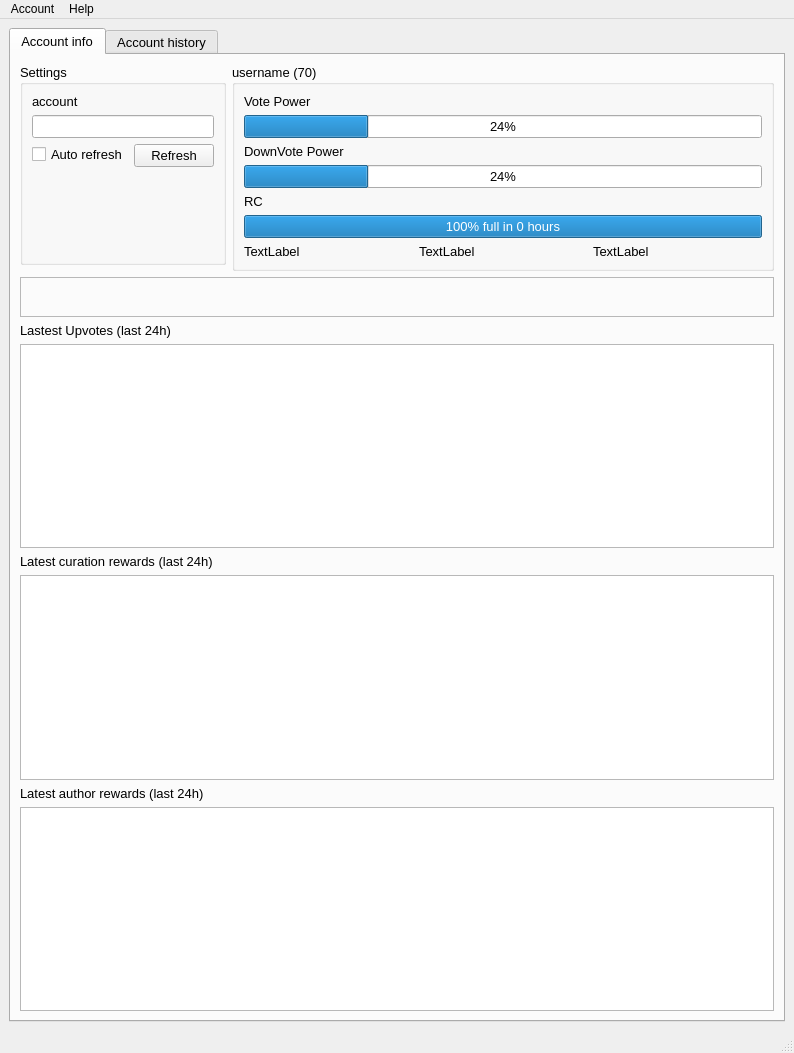
holgern/hivedesktop, file ui/mainwindow.ui: the form before one commit.
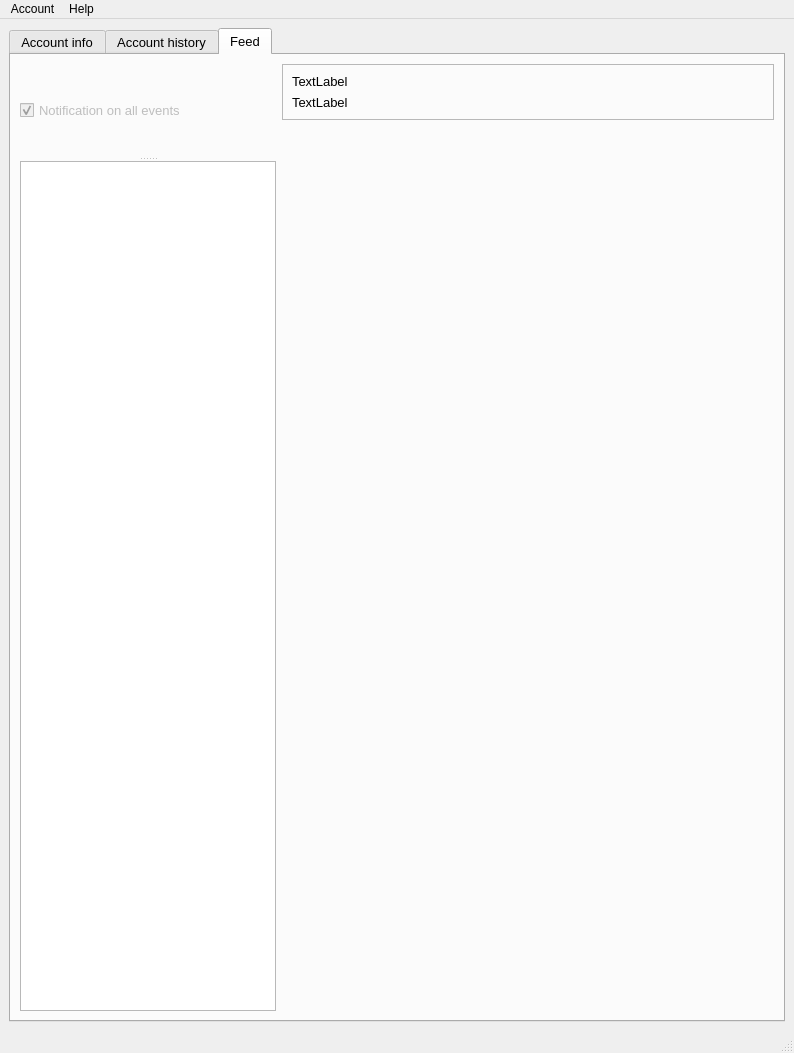
The form after the commit. The open tabs and pages were chosen to show the change. Custom widgets are drawn as their Qt base class.

```diff
--- a/ui/mainwindow.ui
+++ b/ui/mainwindow.ui
@@ -15,7 +15,7 @@
   </property>
   <widget class="QWidget" name="centralwidget">
    <layout class="QGridLayout" name="gridLayout">
-    <item row="0" column="1">
+    <item row="0" column="0">
      <widget class="QTabWidget" name="tabWidget">
       <property name="font">
        <font>
@@ -361,6 +361,86 @@
         </item>
        </layout>
       </widget>
+      <widget class="QWidget" name="tab_2">
+       <attribute name="title">
+        <string>Feed</string>
+       </attribute>
+       <layout class="QGridLayout" name="gridLayout_4">
+        <item row="0" column="0" rowspan="2">
+         <widget class="QSplitter" name="splitter">
+          <property name="orientation">
+           <enum>Qt::Vertical</enum>
+          </property>
+          <widget class="QCheckBox" name="feedNotificationCheckBox">
+           <property name="enabled">
+            <bool>false</bool>
+           </property>
+           <property name="text">
+            <string>Notification on all events</string>
+           </property>
+           <property name="checked">
+            <bool>true</bool>
+           </property>
+          </widget>
+          <widget class="QListWidget" name="feedListWidget"/>
+         </widget>
+        </item>
+        <item row="0" column="1">
+         <widget class="QFrame" name="frame_2">
+          <property name="sizePolicy">
+           <sizepolicy hsizetype="Expanding" vsizetype="Minimum">
+            <horstretch>0</horstretch>
+            <verstretch>0</verstretch>
+           </sizepolicy>
+          </property>
+          <property name="frameShape">
+           <enum>QFrame::StyledPanel</enum>
+          </property>
+          <property name="frameShadow">
+           <enum>QFrame::Raised</enum>
+          </property>
+          <layout class="QGridLayout" name="gridLayout_6">
+           <item row="0" column="0">
+            <widget class="QLabel" name="authorLabel">
+             <property name="sizePolicy">
+              <sizepolicy hsizetype="Preferred" vsizetype="Fixed">
+               <horstretch>0</horstretch>
+               <verstretch>0</verstretch>
+              </sizepolicy>
+             </property>
+             <property name="text">
+              <string>TextLabel</string>
+             </property>
+            </widget>
+           </item>
+           <item row="1" column="0">
+            <widget class="QLabel" name="titleLabel">
+             <property name="sizePolicy">
+              <sizepolicy hsizetype="Preferred" vsizetype="Fixed">
+               <horstretch>0</horstretch>
+               <verstretch>0</verstretch>
+              </sizepolicy>
+             </property>
+             <property name="text">
+              <string>TextLabel</string>
+             </property>
+            </widget>
+           </item>
+          </layout>
+         </widget>
+        </item>
+        <item row="1" column="1">
+         <widget class="WebView" name="webview" native="true">
+          <property name="sizePolicy">
+           <sizepolicy hsizetype="Expanding" vsizetype="Expanding">
+            <horstretch>0</horstretch>
+            <verstretch>0</verstretch>
+           </sizepolicy>
+          </property>
+         </widget>
+        </item>
+       </layout>
+      </widget>
      </widget>
     </item>
    </layout>
@@ -401,6 +481,14 @@
    </property>
   </action>
  </widget>
+ <customwidgets>
+  <customwidget>
+   <class>WebView</class>
+   <extends>QWidget</extends>
+   <header>widgets/webview.h</header>
+   <container>1</container>
+  </customwidget>
+ </customwidgets>
  <resources/>
  <connections/>
 </ui>
```
